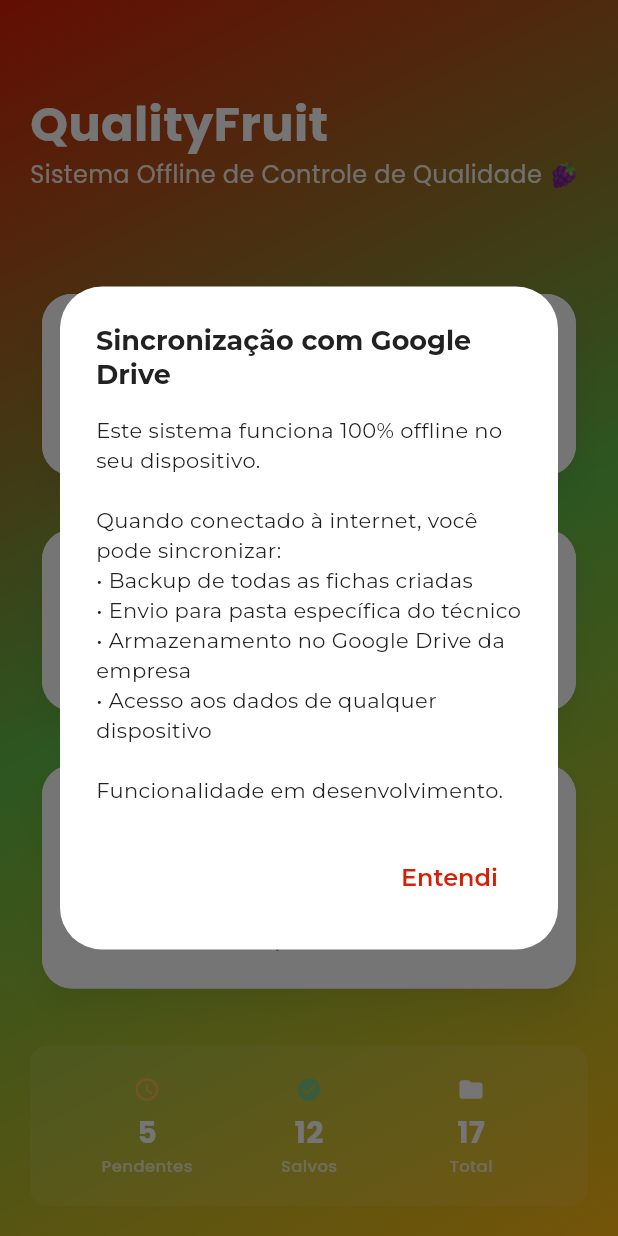
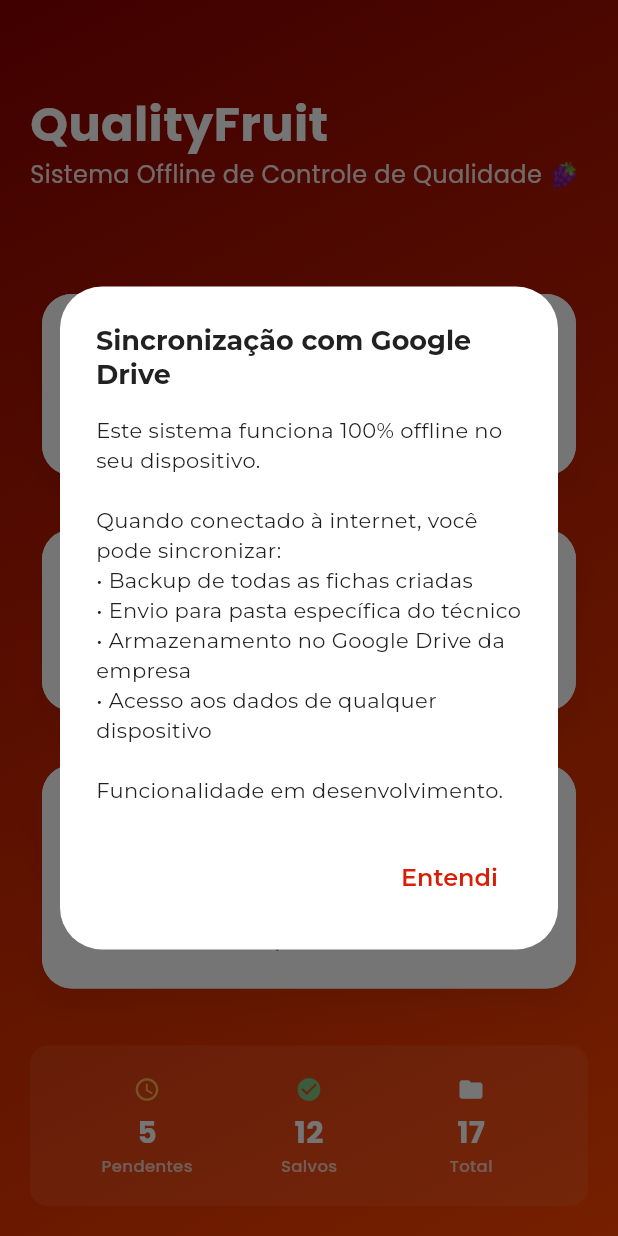
Before and after one commit to Wanjos-eng/quality-fruit-app, a Flutter app: the screen it shows after launch, after a tap on "Sincronizar com Drive", on a phone screen of 412 x 824 dp. Run offline on Flutter 3.47's test engine with Material 3 defaults, Android fonts, the phone set to English and light mode, and no system bars; our stand-ins replace google_fonts, shared_preferences, sqflite; accounts and stored records are empty.

Commit message:
feat: Implementar gradientes Pura Fruta Exportadora
- Implementados gradientes vermelho escuro → laranja escuro sem tons amarelos
- Adicionados gradientBrand, gradientDark e gradientDarkIntense
- Cores baseadas no logotipo da Pura Fruta Exportadora
- HomePage atualizada com gradientDarkIntense para tema escuro
- Removidos todos os tons amarelados dos gradientes
- Adicionado arquivo GRADIENTES_DESENVOLVIDOS.md com documentação completa
- Mantida compatibilidade com temas claro e escuro
- Preservada identidade visual da empresa

```diff
--- a/lib/core/theme/app_colors.dart
+++ b/lib/core/theme/app_colors.dart
@@ -26,19 +26,19 @@
   /// Verde mais suave para tema claro
   static const Color lightGreen = Color(0xFF7BC662);
 
-  /// Laranja mais suave para tema claro
-  static const Color lightOrange = Color(0xFFFFCC4D);
+  /// Laranja mais suave para tema claro (sem amarelo)
+  static const Color lightOrange = Color(0xFFFF6B35);
 
   // === VARIAÇÕES PARA TEMA ESCURO ===
 
   /// Vermelho mais escuro para tema escuro
-  static const Color darkRed = Color(0xFFB91C1C);
+  static const Color darkRed = Color(0xFF8B0000);
 
   /// Verde mais escuro para tema escuro
   static const Color darkGreen = Color(0xFF16A34A);
 
-  /// Laranja mais escuro para tema escuro
-  static const Color darkOrange = Color(0xFFEAB308);
+  /// Laranja mais escuro para tema escuro (sem amarelo)
+  static const Color darkOrange = Color(0xFFFF4500);
 
   // === CORES DE FUNDO ===
 
@@ -93,37 +93,41 @@
   /// Status Sucesso (Verde)
   static const Color statusSuccess = positiveGreen;
 
-  // === GRADIENTES MODERNOS ===
+  // === GRADIENTES PURA FRUTA EXPORTADORA ===
 
-  /// Gradiente principal da marca (Vermelho → Verde → Laranja)
+  /// 1. Gradiente Principal da Marca (Escuro)
   static const LinearGradient gradientBrand = LinearGradient(
-    colors: [primaryRed, positiveGreen, secondaryOrange],
+    colors: [Color(0xFF8B0000), Color(0xFFFF4500)], // Dark Red → Orange Red
     begin: Alignment.topLeft,
     end: Alignment.bottomRight,
-    stops: [0.0, 0.5, 1.0],
   );
 
-  /// Gradiente tema claro (tons suaves)
-  static const LinearGradient gradientLight = LinearGradient(
-    colors: [lightRed, lightGreen, lightOrange],
+  /// 2. Gradiente Tema Escuro
+  static const LinearGradient gradientDark = LinearGradient(
+    colors: [Color(0xFF8B0000), Color(0xFFFF4500)], // Dark Red → Orange Red
     begin: Alignment.topLeft,
     end: Alignment.bottomRight,
-    stops: [0.0, 0.5, 1.0],
   );
 
-  /// Gradiente tema escuro (tons escuros)
-  static const LinearGradient gradientDark = LinearGradient(
-    colors: [darkRed, darkGreen, darkOrange],
+  /// 3. Gradiente Escuro Intenso (HomePage)
+  static const LinearGradient gradientDarkIntense = LinearGradient(
+    colors: [Color(0xFF660000), Color(0xFFCC3300)], // Very Dark Red → Dark Red
+    begin: Alignment.topCenter,
+    end: Alignment.bottomCenter,
+  );
+
+  /// 4. Gradiente Logo Original (Vermelho → Laranja)
+  static const LinearGradient gradientRedOrange = LinearGradient(
+    colors: [Color(0xFFD81E05), Color(0xFFFDB813)], // Cores exatas da logo
+    begin: Alignment.centerLeft,
+    end: Alignment.centerRight,
+  );
+
+  /// 5. Gradiente Tema Claro
+  static const LinearGradient gradientLight = LinearGradient(
+    colors: [Color(0xFFE85A47), Color(0xFFFF6B35)], // Light Red → Light Orange
     begin: Alignment.topLeft,
     end: Alignment.bottomRight,
-    stops: [0.0, 0.5, 1.0],
-  );
-
-  /// Gradiente Vermelho-Laranja para abas ativas
-  static const LinearGradient gradientRedOrange = LinearGradient(
-    colors: [primaryRed, secondaryOrange],
-    begin: Alignment.centerLeft,
-    end: Alignment.centerRight,
   );
 
   /// Gradiente Verde para elementos positivos
@@ -133,10 +137,10 @@
     end: Alignment.bottomRight,
   );
 
-  // === CORES AUXILIARES MODERNAS ===
+  // === CORES AUXILIARES PURA FRUTA (sem amarelo) ===
 
-  /// Cor de alerta/warning - Amarelo âmbar
-  static const Color warningYellow = Color(0xFFFBBF24);
+  /// Cor de alerta/warning - Laranja (sem amarelo)
+  static const Color warningYellow = Color(0xFFFF8C00);
 
   /// Cor de informação - Azul
   static const Color infoBlue = Color(0xFF3B82F6);
--- a/lib/presentation/pages/home_page.dart
+++ b/lib/presentation/pages/home_page.dart
@@ -42,7 +42,7 @@
       body: Container(
         decoration: BoxDecoration(
           gradient: Theme.of(context).brightness == Brightness.dark
-              ? AppColors.gradientDark
+              ? AppColors.gradientDarkIntense
               : AppColors.gradientBrand,
         ),
         child: SafeArea(
@@ -335,7 +335,8 @@
               'Entendi',
               style: TextStyle(
                 color: Theme.of(context).brightness == Brightness.dark
-                    ? const Color(0xFFEAB308) // darkOrange
+                    ? AppColors
+                          .darkOrange // Usando cor padrão sem amarelo
                     : AppColors.primaryRed,
               ),
             ),
```
